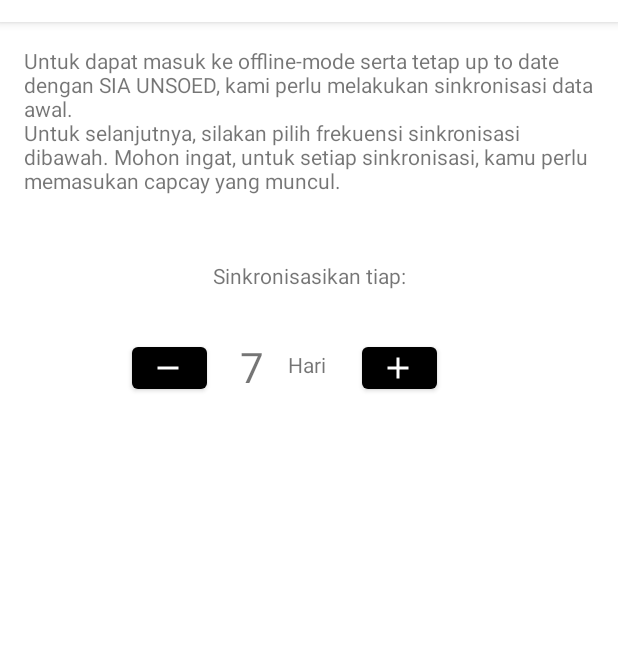
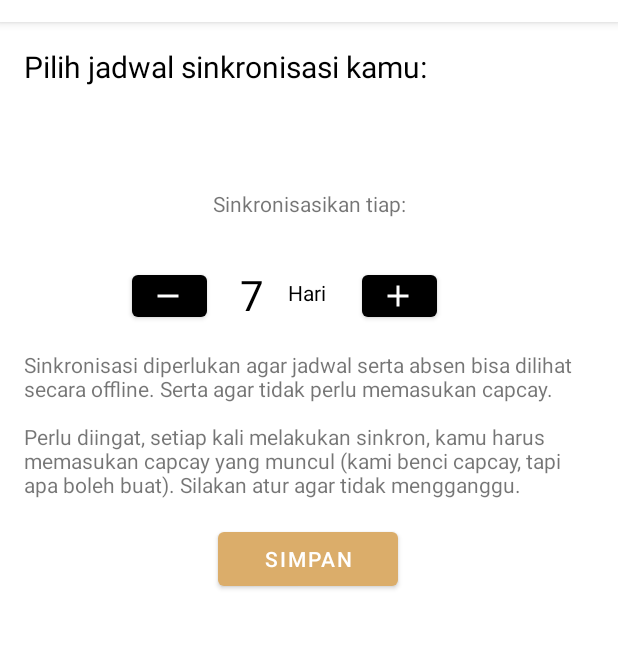
Before and after one commit to taufan-mft/UNSOEDPass2, an Android app: the sinkronisasi screen opened directly, with no data from a screen before it, on a phone screen of 412 x 824 dp, the part 62-711 px from its top. Run offline under Robolectric (Android 15) with nearby library versions, the phone set to English and light mode, and no system bars.

Commit message:
added act sinkronisasi
untuk pilih hari

```diff
--- a/app/src/main/java/com/topanlabs/unsoedpass/sinkronisasi.java
+++ b/app/src/main/java/com/topanlabs/unsoedpass/sinkronisasi.java
@@ -2,13 +2,55 @@ package com.topanlabs.unsoedpass;
 
 import androidx.appcompat.app.AppCompatActivity;
 
+import android.content.SharedPreferences;
 import android.os.Bundle;
+import android.view.View;
+import android.widget.Button;
+import android.widget.TextView;
 
 public class sinkronisasi extends AppCompatActivity {
-
+    Button btnSimpan, btnMin, btnPlus;
+    TextView txthari;
+    Integer hari;
+    SharedPreferences mSettings;
+    SharedPreferences.Editor editor;
     @Override
     protected void onCreate(Bundle savedInstanceState) {
         super.onCreate(savedInstanceState);
         setContentView(R.layout.activity_sinkronisasi);
+        btnSimpan = findViewById(R.id.btnSimpan);
+        btnMin = findViewById(R.id.btnMin);
+        btnPlus = findViewById(R.id.btnPlus);
+        txthari = findViewById(R.id.txtHari);
+        mSettings = getSharedPreferences("Settings", 0);
+        editor = mSettings.edit();
+
+        btnPlus.setOnClickListener(new View.OnClickListener() {
+            public void onClick(View v) {
+            hari = Integer.parseInt(txthari.getText().toString());
+            hari = hari + 1;
+            txthari.setText(hari.toString());
+            }
+
+        });
+
+        btnMin.setOnClickListener(new View.OnClickListener() {
+            public void onClick(View v) {
+                hari = Integer.parseInt(txthari.getText().toString());
+                if (hari != 1) {
+                    hari = hari - 1;
+                    txthari.setText(hari.toString());
+                }
+            }
+
+        });
+        btnSimpan.setOnClickListener(new View.OnClickListener() {
+            public void onClick(View v) {
+               editor.putInt("intSinkron", hari);
+               editor.apply();
+                }
+
+
+        });
     }
 }
--- a/app/src/main/res/layout/activity_sinkronisasi.xml
+++ b/app/src/main/res/layout/activity_sinkronisasi.xml
@@ -16,6 +16,8 @@
         android:layout_marginEnd="16dp"
         android:layout_marginRight="16dp"
         android:text="@string/introsinkron"
+        android:textColor="#000000"
+        android:textSize="20dp"
         app:layout_constraintEnd_toEndOf="parent"
         app:layout_constraintStart_toStartOf="parent"
         app:layout_constraintTop_toTopOf="parent" />
@@ -24,11 +26,11 @@
         android:id="@+id/textView6"
         android:layout_width="wrap_content"
         android:layout_height="wrap_content"
-        android:layout_marginTop="24dp"
         android:layout_marginBottom="569dp"
         android:text="Sinkronisasikan tiap:"
         app:layout_constraintBottom_toBottomOf="parent"
         app:layout_constraintEnd_toEndOf="parent"
+
         app:layout_constraintStart_toStartOf="parent"
         app:layout_constraintTop_toBottomOf="@+id/textView5" />
 
@@ -41,6 +43,7 @@
         android:layout_marginTop="32dp"
         android:text="7"
         android:textSize="28dp"
+        android:textColor="#000000"
         app:layout_constraintStart_toStartOf="parent"
         app:layout_constraintTop_toBottomOf="@+id/textView6" />
 
@@ -52,6 +55,7 @@
         android:layout_marginLeft="16dp"
         android:layout_marginTop="40dp"
         android:text="Hari"
+        android:textColor="#000000"
         app:layout_constraintStart_toEndOf="@+id/txtHari"
         app:layout_constraintTop_toBottomOf="@+id/textView6" />
 
@@ -87,4 +91,30 @@
         app:layout_constraintStart_toEndOf="@+id/textView8"
         app:layout_constraintTop_toBottomOf="@+id/textView6" />
 
+    <com.google.android.material.button.MaterialButton
+        android:id="@+id/btnSimpan"
+        android:layout_width="120dp"
+        android:layout_height="wrap_content"
+        android:layout_marginTop="16dp"
+        android:text="SIMPAN"
+        app:backgroundTint="@color/MASH"
+        app:layout_constraintEnd_toEndOf="parent"
+        app:layout_constraintHorizontal_bias="0.498"
+        app:layout_constraintStart_toStartOf="parent"
+        app:layout_constraintTop_toBottomOf="@+id/textView10" />
+
+    <TextView
+        android:id="@+id/textView10"
+        android:layout_width="match_parent"
+        android:layout_height="wrap_content"
+        android:layout_marginStart="16dp"
+        android:layout_marginLeft="16dp"
+        android:layout_marginTop="16dp"
+        android:layout_marginEnd="16dp"
+        android:layout_marginRight="16dp"
+        android:text="@string/jelassinkron"
+        app:layout_constraintEnd_toEndOf="parent"
+        app:layout_constraintStart_toStartOf="parent"
+        app:layout_constraintTop_toBottomOf="@+id/btnPlus" />
+
 </androidx.constraintlayout.widget.ConstraintLayout>
--- a/app/src/main/res/values/strings.xml
+++ b/app/src/main/res/values/strings.xml
@@ -41,6 +41,7 @@
     <string name="attachment_summary_on">Automatically download attachments for incoming emails
     </string>
     <string name="attachment_summary_off">Only download attachments when manually requested</string>
-    <string name="introsinkron">Untuk dapat masuk ke offline-mode serta tetap up to date dengan SIA UNSOED, kami perlu melakukan sinkronisasi data awal.
-        \nUntuk selanjutnya, silakan pilih frekuensi sinkronisasi dibawah. Mohon ingat, untuk setiap sinkronisasi, kamu perlu memasukan capcay yang muncul.</string>
+    <string name="introsinkron">Pilih jadwal sinkronisasi kamu:</string>
+    <string name="jelassinkron">Sinkronisasi diperlukan agar jadwal serta absen bisa dilihat secara offline. Serta agar tidak perlu memasukan capcay.
+    \n\nPerlu diingat, setiap kali melakukan sinkron, kamu harus memasukan capcay yang muncul (kami benci capcay, tapi apa boleh buat). Silakan atur agar tidak mengganggu.</string>
 </resources>
```
